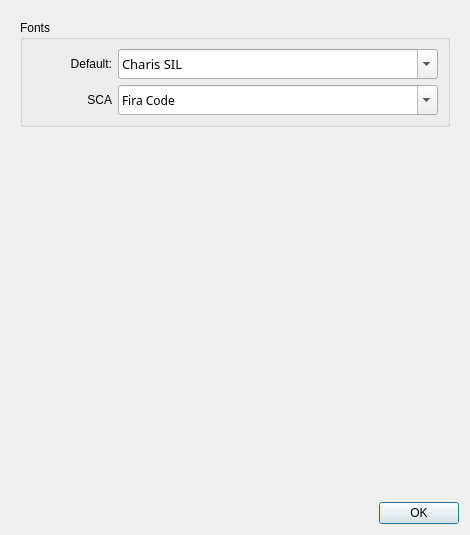
Above: ui/SettingsDialog.ui from Sirraide/smyth before the change. Below: the same form after it.
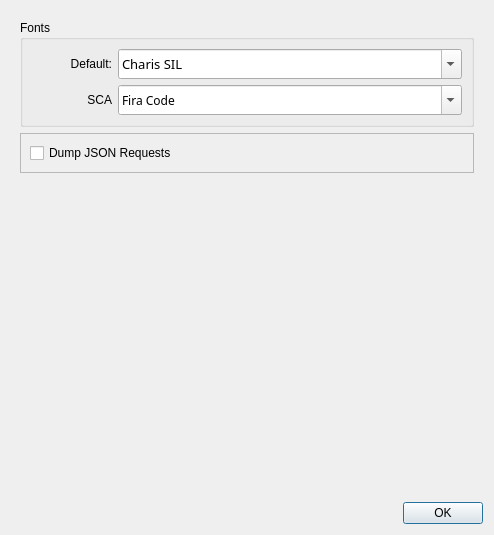
That is the form after the change.

Commit message: [Settings] Add option to dump requests

Patch:
```diff
--- a/ui/SettingsDialog.ui
+++ b/ui/SettingsDialog.ui
@@ -9,7 +9,7 @@
    <rect>
     <x>0</x>
     <y>0</y>
-    <width>470</width>
+    <width>494</width>
     <height>535</height>
    </rect>
   </property>
@@ -186,6 +186,25 @@
         </layout>
        </widget>
       </item>
+      <item>
+       <widget class="QFrame" name="settings_debug">
+        <property name="frameShape">
+         <enum>QFrame::StyledPanel</enum>
+        </property>
+        <property name="frameShadow">
+         <enum>QFrame::Raised</enum>
+        </property>
+        <layout class="QVBoxLayout" name="verticalLayout_4">
+         <item>
+          <widget class="QCheckBox" name="debug_show_json">
+           <property name="text">
+            <string>Dump JSON Requests</string>
+           </property>
+          </widget>
+         </item>
+        </layout>
+       </widget>
+      </item>
       <item>
        <spacer name="verticalSpacer">
         <property name="orientation">
```
The commit also changes 10 other files.
